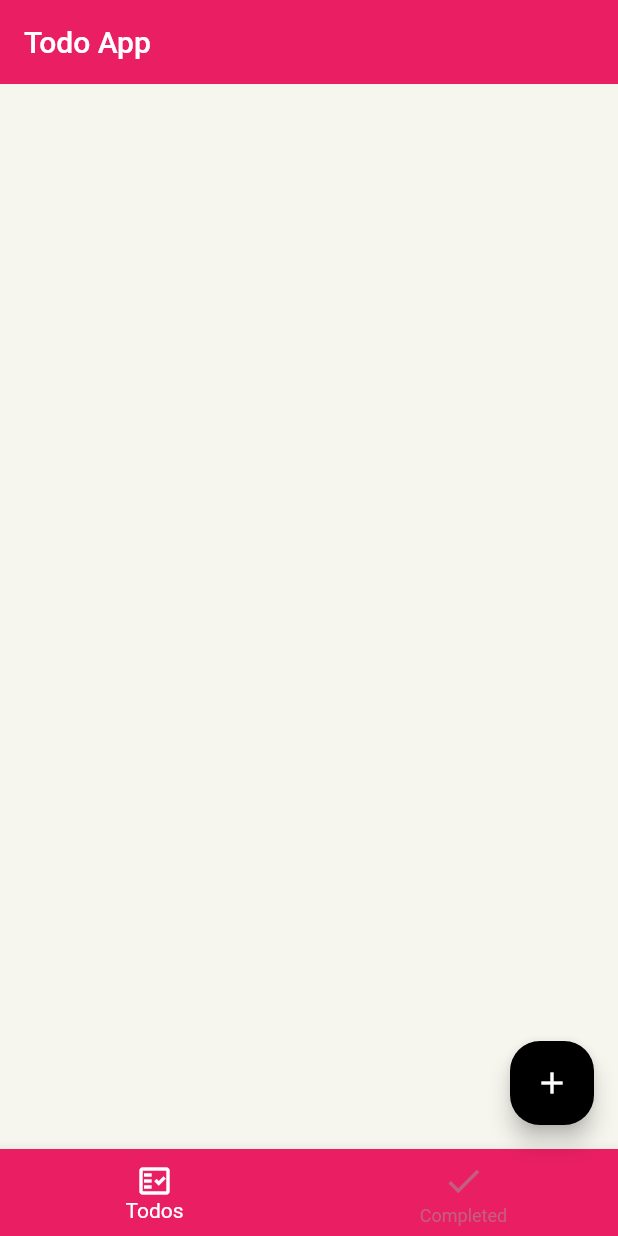
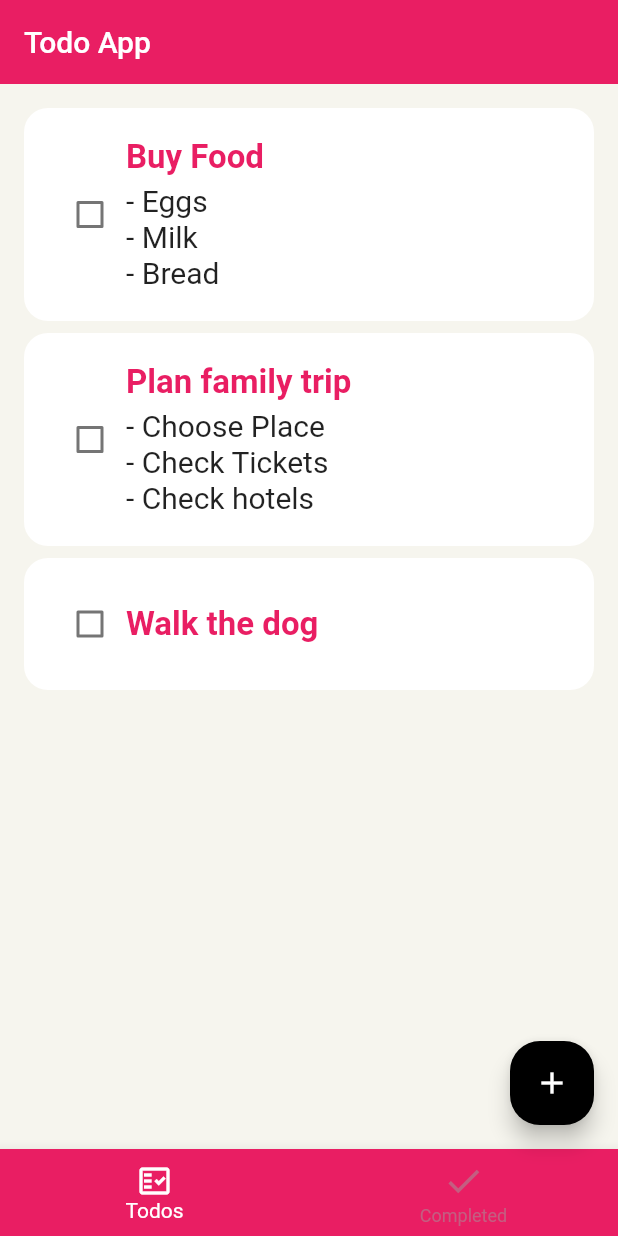
Before and after one commit to sangeeta2701/todo_app, a Flutter app: the screen it shows after launch, on a phone screen of 412 x 824 dp. Run offline on Flutter 3.47's test engine with Material 2 defaults, Android fonts, the phone set to English and light mode, and no system bars; drawn by our look-alikes of flutter_slidable.

Commit message:
Add provider in Todo List View

```diff
--- a/lib/provider/todos.dart
+++ b/lib/provider/todos.dart
@@ -1,6 +1,25 @@
 import 'package:flutter/material.dart';
 
+import '../model/todo.dart';
 
-class TodosProvider extends ChangeNotifier{
+class TodosProvider extends ChangeNotifier {
+  final List<Todo> _todos = [
+    Todo(
+        createdTime: DateTime.now(),
+        title: "Buy Food",
+        description: "- Eggs\n- Milk\n- Bread",
+        id: ""),
+    Todo(
+        createdTime: DateTime.now(),
+        title: "Plan family trip",
+        description: "- Choose Place\n- Check Tickets\n- Check hotels",
+        id: ""),
+    Todo(
+        createdTime: DateTime.now(),
+        title: "Walk the dog",
+        description: "",
+        id: "")
+  ];
 
+  List<Todo> get todos => _todos.where((todo) => todo.isDone == false).toList();
 }
--- a/lib/screens/home_page.dart
+++ b/lib/screens/home_page.dart
@@ -1,5 +1,6 @@
 import 'package:flutter/material.dart';
 import 'package:todo_app/main.dart';
+import 'package:todo_app/widgets/todoListWidget.dart';
 
 import '../widgets/addTodoDialog.dart';
 
@@ -15,7 +16,7 @@ class _HomePageState extends State<HomePage> {
   @override
   Widget build(BuildContext context) {
     final tabs = [
-      Container(),
+      TodoListWidget(),
       Container()
     ];
     return Scaffold(
--- /dev/null
+++ b/lib/widgets/todoContainer.dart
@@ -0,0 +1,75 @@
+import 'package:flutter/material.dart';
+import 'package:flutter_slidable/flutter_slidable.dart';
+
+import '../model/todo.dart';
+
+class TodoContainer extends StatelessWidget {
+  const TodoContainer({super.key,required this.todo});
+  final Todo todo;
+
+  @override
+  Widget build(BuildContext context) {
+    return ClipRRect(
+      borderRadius: BorderRadius.circular(16),
+      child: Slidable(
+        startActionPane: ActionPane(
+          motion: ScrollMotion(),
+          children: [
+
+            SlidableAction(onPressed: (_){},
+            icon: Icons.edit,
+            label: "Edit",
+            backgroundColor: Colors.green,)
+          ],
+        ),
+        endActionPane: ActionPane(
+          motion: ScrollMotion(),
+          children: [
+
+            SlidableAction(onPressed: (_){},
+            icon: Icons.delete,
+            label: "Delete",
+            backgroundColor: Colors.red,)
+          ],
+        ),
+        key: Key(todo.id),
+
+        child: buildTodoContainer(context)),
+    );
+  }
+
+  Widget buildTodoContainer(BuildContext context) {
+    return Container(
+    color: Colors.white,
+    child: Padding(
+      padding: const EdgeInsets.all(20.0),
+      child: Row(
+        children: [
+          Checkbox(
+            activeColor: Theme.of(context).primaryColor,
+            checkColor: Colors.white,
+            value: todo.isDone, onChanged: (_){}),
+            Expanded(child: Column(
+              crossAxisAlignment: CrossAxisAlignment.start,
+              children: [
+                Text(todo.title,style: TextStyle(
+                  fontWeight: FontWeight.bold,
+                  color: Theme.of(context).primaryColor,
+                  fontSize: 22,
+                ),),
+                if(todo.description.isNotEmpty)
+                  Container(
+                    margin: EdgeInsets.only(top: 4),
+                    child: Text(todo.description,style: TextStyle(
+                      fontSize: 20,
+                      height: 1.2
+                    ),),
+                  )
+
+              ],))
+        ],
+      ),
+    ),
+  );
+  }
+}
--- /dev/null
+++ b/lib/widgets/todoListWidget.dart
@@ -0,0 +1,26 @@
+import 'package:flutter/material.dart';
+import 'package:provider/provider.dart';
+import 'package:todo_app/provider/todos.dart';
+import 'package:todo_app/widgets/todoContainer.dart';
+
+class TodoListWidget extends StatelessWidget {
+  const TodoListWidget({super.key});
+
+  @override
+  Widget build(BuildContext context) {
+    final provider = Provider.of<TodosProvider>(context);
+    final todos = provider.todos;
+    return  todos.isEmpty?Center(child: Text("No Todos",style: TextStyle(fontSize: 20),)) :  ListView.separated(
+      padding: EdgeInsets.all(16),
+      physics: BouncingScrollPhysics(),
+      itemBuilder: (context, index) {
+        final todo = todos[index];
+        return TodoContainer(todo: todo);
+      },
+      itemCount: todos.length,
+      separatorBuilder: (context, index) {
+        return Container(height: 8,);
+      },
+    );
+  }
+}
--- a/pubspec.yaml
+++ b/pubspec.yaml
@@ -36,6 +36,7 @@ dependencies:
   # Use with the CupertinoIcons class for iOS style icons.
   cupertino_icons: ^1.0.2
   provider: ^6.0.5
+  flutter_slidable: ^3.0.0
 
 dev_dependencies:
   flutter_test:
```
Also changed, not shown: pubspec.lock.
